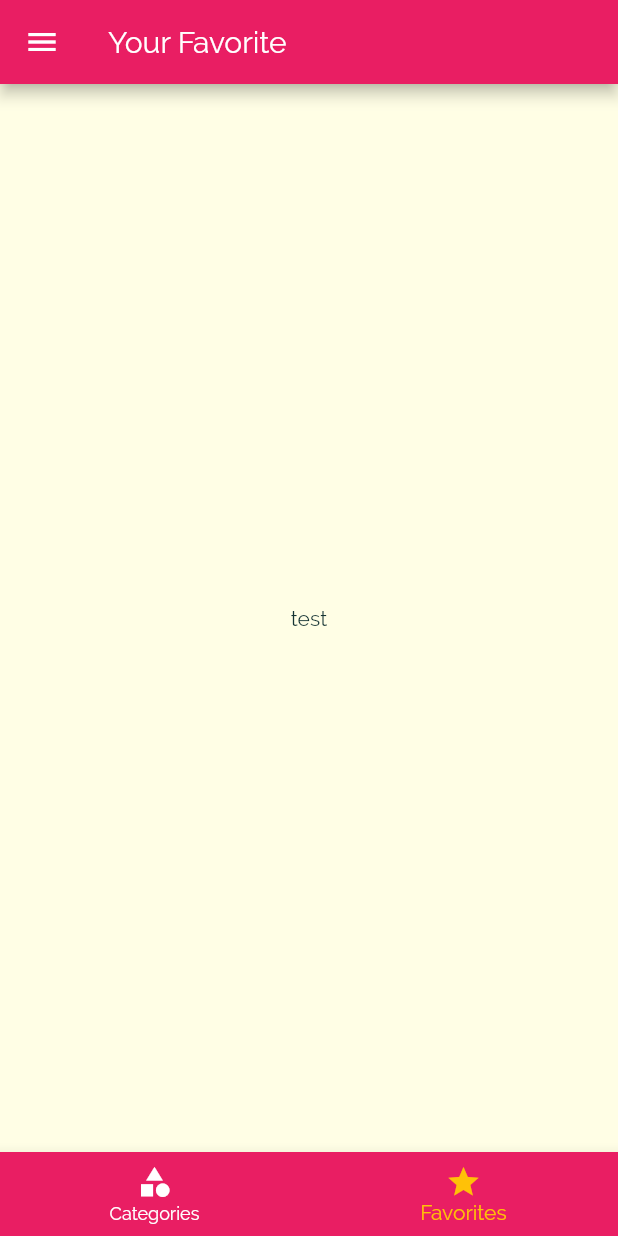
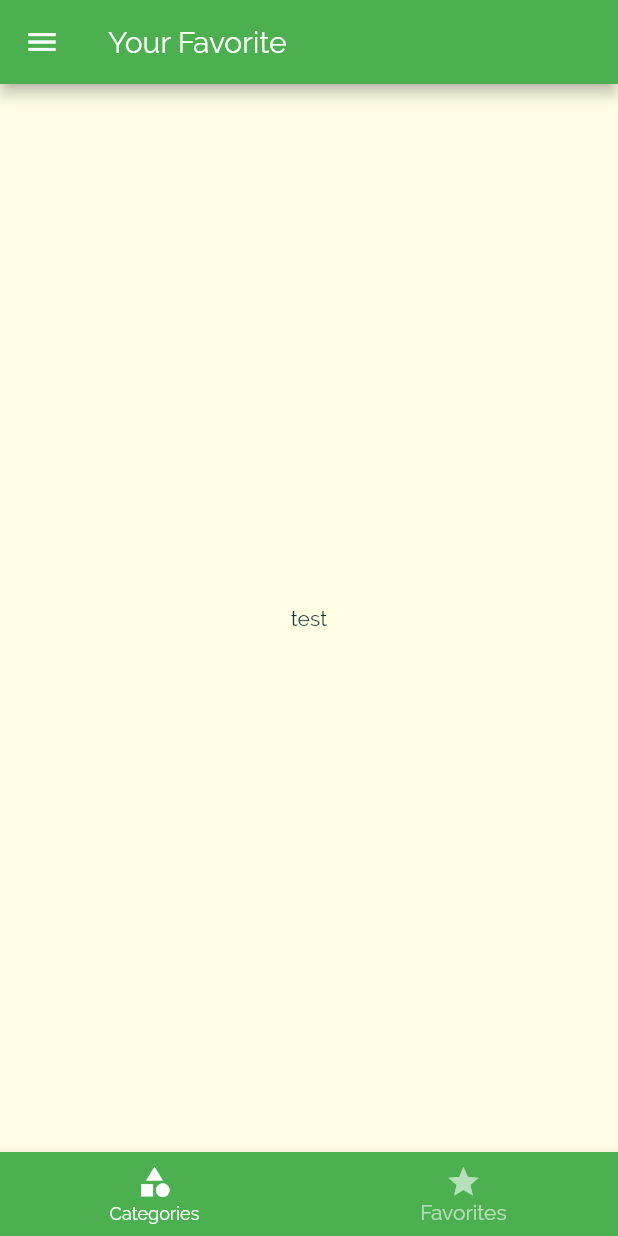
Before and after one commit to recursionDev/meal_app, a Flutter app: the screen it shows after launch, item 2 of the bottom bar chosen, on a phone screen of 412 x 824 dp. Run offline on Flutter 3.47's test engine with Material 2 defaults, Android fonts, the phone set to English and light mode, and no system bars.

Commit message:
Setting up to fav page

```diff
--- a/lib/main.dart
+++ b/lib/main.dart
@@ -24,6 +24,7 @@ class _MyAppState extends State<MyApp> {
   };
 
   List<Meal> _availableMeals = DUMMY_MEALS;
+  List<Meal> _favoriteMeals = [];
 
   void _setFilters(Map<String, bool> filterData) {
     setState(() {
@@ -52,8 +53,8 @@ class _MyAppState extends State<MyApp> {
     return MaterialApp(
       title: 'DeliMeals',
       theme: ThemeData(
-          primarySwatch: Colors.pink,
-          accentColor: Colors.amber,
+          primarySwatch: Colors.green,
+          accentColor: Colors.white60,
           canvasColor: Color.fromRGBO(255, 254, 229, 1),
           fontFamily: 'Raleway',
           textTheme: ThemeData.light().textTheme.copyWith(
@@ -70,9 +71,8 @@ class _MyAppState extends State<MyApp> {
                 ),
               )),
       routes: {
-        '/': (ctx) => TabsScreen(),
-        CategoryMealsScreen.routeName: (ctx) =>
-            CategoryMealsScreen(_availableMeals),
+        '/': (ctx) => TabsScreen(_favoriteMeals),
+        CategoryMealsScreen.routeName: (ctx) => CategoryMealsScreen(_availableMeals),
         MealDetailScreen.routeName: (ctx) => MealDetailScreen(),
         FiltersScreen.routeName: (ctx) => FiltersScreen(_setFilters, _filters),
       },
--- a/lib/screens/favorites_screen.dart
+++ b/lib/screens/favorites_screen.dart
@@ -1,6 +1,11 @@
 import 'package:flutter/material.dart';
 
+import '../models/meal.dart';
+
 class FavoritesScreen extends StatelessWidget {
+  final List<Meal> favoriteMeals;
+
+  FavoritesScreen(this.favoriteMeals);
   @override
   Widget build(BuildContext context) {
     return Center(
--- a/lib/screens/tabs_screen.dart
+++ b/lib/screens/tabs_screen.dart
@@ -1,25 +1,37 @@
 import 'package:flutter/material.dart';
 
+
+import '../models/meal.dart';
 import './favorites_screen.dart';
 import './categories_screen.dart';
 import '../widgets/main_drawer.dart';
 
 class TabsScreen extends StatefulWidget {
+  final List<Meal> favoriteMeals;
+
+  TabsScreen(this.favoriteMeals);
   @override
   _TabsScreenState createState() => _TabsScreenState();
 }
 
 class _TabsScreenState extends State<TabsScreen> {
-  final List<Map<String, Object>> _pages = [
+  List<Map<String, Object>> _pages;
+
+  @override
+  initState()
+  {
+    _pages = [
     {
       'page': CategoriesScreen(),
       'title': 'Categories',
     },
     {
-      'page': FavoritesScreen(),
+      'page': FavoritesScreen(widget.favoriteMeals),
       'title': 'Your Favorite',
-    },
-  ];
+    }];
+    super.initState();
+  }
+
   int _selectedPageIndex = 0;
 
   void _selectPage(int index) {
```
